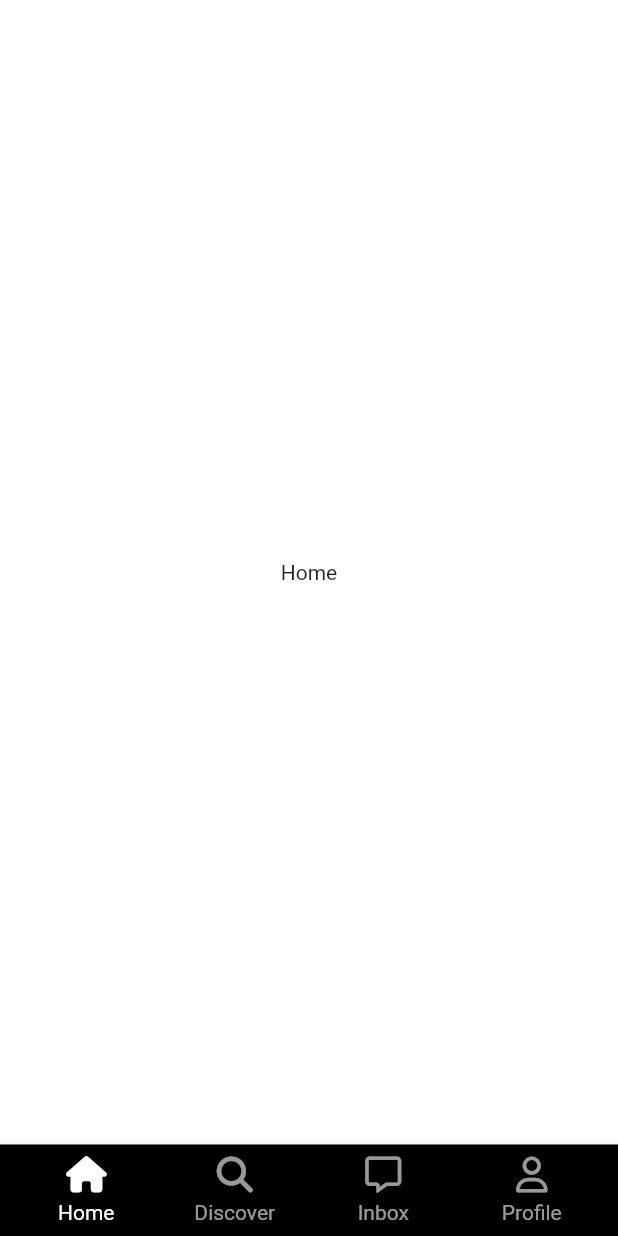
After one commit to CreatorSean/tiktok_clone_android, a Flutter app: the screen it shows after launch, on a phone screen of 412 x 824 dp. The commit adds this screen. Run offline on Flutter 3.47's test engine with Material 2 defaults, Android fonts, the phone set to English and light mode, and no system bars; our stand-ins replace font_awesome_flutter.

Commit message:
navigation bar
6.6 03:43

```diff
--- a/lib/features/authentication/birthday_screen.dart
+++ b/lib/features/authentication/birthday_screen.dart
@@ -19,25 +19,15 @@ class _BirthdayScreenState extends State<BirthdayScreen> {
   DateTime initialDate = DateTime.now();
 
   void _onNextTap() {
-    Navigator.of(context).push(
+    Navigator.of(context).pushAndRemoveUntil(
       MaterialPageRoute(
         builder: (context) => const InterestsScreen(),
       ),
+      (route) => false,
     );
   }
 
   @override
-  void initState() {
-    super.initState();
-    _setTextfieldDate(initialDate);
-  }
-
-  @override
-  void dispose() {
-    _birthdayController.dispose();
-    super.dispose();
-  }
-
   void _setTextfieldDate(DateTime date) {
     final textDate = date.toString().split(" ").first;
     //textController를 사용하여 textField에 value를 text로 전달
--- a/lib/features/authentication/login_form_screen.dart
+++ b/lib/features/authentication/login_form_screen.dart
@@ -23,10 +23,11 @@ class _LoginFormScreenState extends State<LoginFormScreen> {
     if (_formKey.currentState != null) {
       if (_formKey.currentState!.validate()) {
         _formKey.currentState!.save();
-        Navigator.of(context).push(
+        Navigator.of(context).pushAndRemoveUntil (
           MaterialPageRoute(
             builder: (context) => const InterestsScreen(),
           ),
+          (route) => false,
         );
         //textformfield의 onsaved 함수를 콜백하게됨
       }
--- /dev/null
+++ b/lib/features/main_navigation/main_navigation_screen.dart
@@ -0,0 +1,82 @@
+import 'package:flutter/material.dart';
+import 'package:font_awesome_flutter/font_awesome_flutter.dart';
+import 'package:tiktok_clone_android/features/main_navigation/widgets/nav_tab.dart';
+
+class MainNavigationScreen extends StatefulWidget {
+  const MainNavigationScreen({super.key});
+
+  @override
+  State<MainNavigationScreen> createState() => _MainNavigationScreenState();
+}
+
+class _MainNavigationScreenState extends State<MainNavigationScreen> {
+  int _selectedIndexInt = 0;
+
+  final screens = [
+    const Center(
+      child: Text('Home'),
+    ),
+    const Center(
+      child: Text('Search'),
+    ),
+    Container(),
+    const Center(
+      child: Text('Message'),
+    ),
+    const Center(
+      child: Text('Profile'),
+    ),
+  ];
+
+  void _onTap(int indexInt) {
+    setState(() {
+      _selectedIndexInt = indexInt;
+    });
+  }
+
+  @override
+  Widget build(BuildContext context) {
+    return Scaffold(
+      body: screens[_selectedIndexInt],
+      bottomNavigationBar: BottomAppBar(
+        color: Colors.black,
+        child: Padding(
+          padding: const EdgeInsets.all(8.0),
+          child: Row(
+            mainAxisAlignment: MainAxisAlignment.spaceBetween,
+            children: [
+              NavTab(
+                textStr: 'Home',
+                isSelected: _selectedIndexInt == 0,
+                deselectIcon: FontAwesomeIcons.house,
+                selectedIcon: FontAwesomeIcons.house,
+                onTap: () => _onTap(0),
+              ),
+              NavTab(
+                textStr: 'Discover',
+                isSelected: _selectedIndexInt == 1,
+                deselectIcon: FontAwesomeIcons.magnifyingGlass,
+                selectedIcon: FontAwesomeIcons.solidCompass,
+                onTap: () => _onTap(1),
+              ),
+              NavTab(
+                textStr: 'Inbox',
+                isSelected: _selectedIndexInt == 3,
+                deselectIcon: FontAwesomeIcons.message,
+                selectedIcon: FontAwesomeIcons.solidMessage,
+                onTap: () => _onTap(3),
+              ),
+              NavTab(
+                textStr: 'Profile',
+                isSelected: _selectedIndexInt == 4,
+                deselectIcon: FontAwesomeIcons.user,
+                selectedIcon: FontAwesomeIcons.solidUser,
+                onTap: () => _onTap(4),
+              ),
+            ],
+          ),
+        ),
+      ),
+    );
+  }
+}
--- /dev/null
+++ b/lib/features/main_navigation/widgets/nav_tab.dart
@@ -0,0 +1,51 @@
+import 'package:flutter/material.dart';
+import 'package:font_awesome_flutter/font_awesome_flutter.dart';
+
+import '../../../constants/gaps.dart';
+
+class NavTab extends StatelessWidget {
+  const NavTab({
+    super.key,
+    required this.textStr,
+    required this.isSelected,
+    required this.onTap,
+    required this.deselectIcon,
+    required this.selectedIcon,
+  });
+
+  final String textStr;
+  final bool isSelected;
+  final IconData deselectIcon;
+  final IconData selectedIcon;
+  final Function onTap;
+
+  @override
+  Widget build(BuildContext context) {
+    return Expanded(
+      child: GestureDetector(
+        onTap: () => onTap(),
+        child: Container(
+          color: Colors.black,
+          child: AnimatedOpacity(
+            duration: const Duration(milliseconds: 300),
+            opacity: isSelected ? 1 : 0.6,
+            child: Column(
+              mainAxisSize: MainAxisSize.min,
+              children: [
+                FaIcon(
+                  isSelected ? selectedIcon : deselectIcon,
+                  color: Colors.white,
+                ),
+                Gaps.v5,
+                Text(
+                  textStr,
+                  style: const TextStyle(color: Colors.white),
+                ),
+              ],
+            ),
+          ),
+        ),
+      ),
+    );
+  }
+}
--- a/lib/features/onboarding/tutorial_screen.dart
+++ b/lib/features/onboarding/tutorial_screen.dart
@@ -2,6 +2,7 @@ import 'package:flutter/cupertino.dart';
 import 'package:flutter/material.dart';
 import 'package:tiktok_clone_android/constants/gaps.dart';
 import '../../constants/sizes.dart';
+import '../main_navigation/main_navigation_screen.dart';
 
 enum Direction { right, left }
 
@@ -38,6 +39,15 @@ class _TutorialScreenState extends State<TutorialScreen> {
     } else {
       _showinPage = Page.first;
     }
+  }
+
+  void _onEnterAppTap(){
+     Navigator.of(context).pushAndRemoveUntil(
+      MaterialPageRoute(
+        builder: (context) => const MainNavigationScreen(),
+      ),
+      (route) => false,
+    );
   }
 
   @override
@@ -113,7 +123,7 @@ class _TutorialScreenState extends State<TutorialScreen> {
                 milliseconds: 300,
               ),
               child: CupertinoButton(
-                onPressed: () {},
+                onPressed: _onEnterAppTap,
                 color: Theme.of(context).primaryColor,
                 child: const Text("Enter the app!"),
               ),
--- a/lib/main.dart
+++ b/lib/main.dart
@@ -1,5 +1,5 @@
 import 'package:flutter/material.dart';
-import 'package:tiktok_clone_android/features/onboarding/interests_screen.dart';
+import 'package:tiktok_clone_android/features/main_navigation/main_navigation_screen.dart';
 import 'constants/sizes.dart';
 
 void main() {
@@ -28,7 +28,7 @@ class TikTokApp extends StatelessWidget {
           ),
         ),
       ),
-      home: const InterestsScreen(),
+      home: const MainNavigationScreen(),
     );
   }
 }
```
